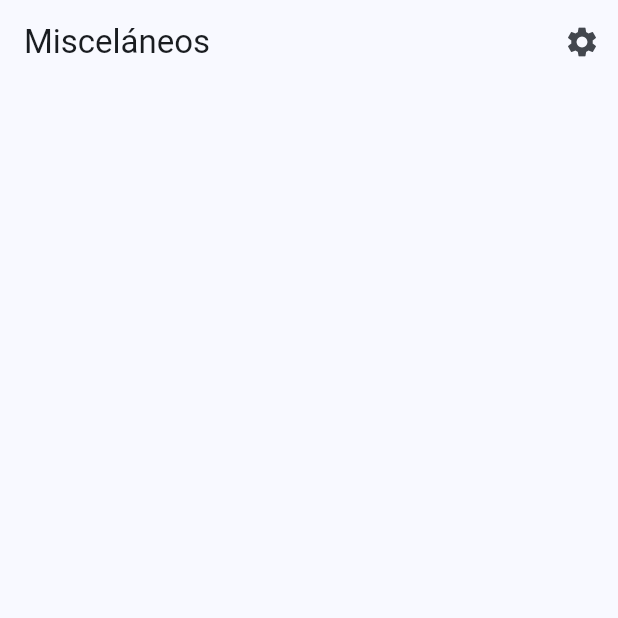
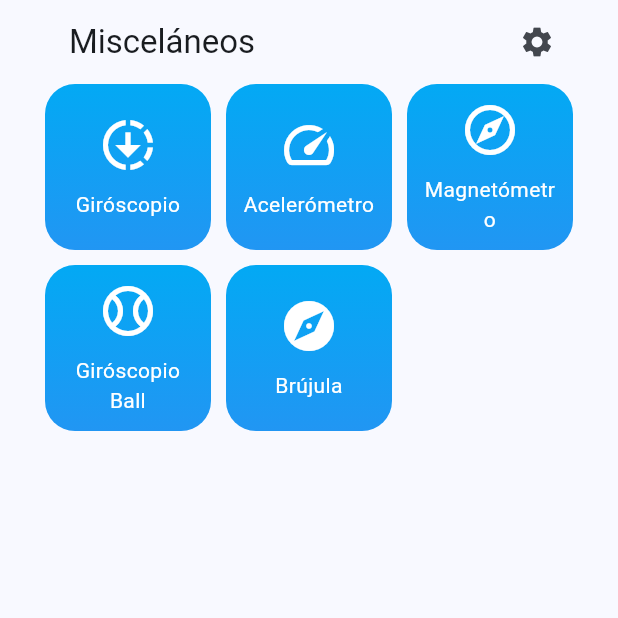
Before and after one commit to marcelojmfr10/flutter-intermedio, a Flutter app: the screen it shows after launch, on a phone screen of 412 x 824 dp, the top half of it. Run offline on Flutter 3.47's test engine with Material 3 defaults, Android fonts, the phone set to English and light mode, and no system bars; our stand-ins replace flutter_riverpod, go_router, google_fonts, permission_handler.

Commit message:
Menú, rutas y pantallas

```diff
--- a/lib/config/router/app_router.dart
+++ b/lib/config/router/app_router.dart
@@ -8,5 +8,19 @@ final appRouter = GoRouter(
       path: '/permissions',
       builder: (context, state) => PermissionsScreen(),
     ),
+    GoRoute(path: '/gyroscope', builder: (context, state) => GyroscopeScreen()),
+    GoRoute(
+      path: '/accelerometer',
+      builder: (context, state) => AccelerometerScreen(),
+    ),
+    GoRoute(
+      path: '/magnetometer',
+      builder: (context, state) => MagnetometerScreen(),
+    ),
+    GoRoute(
+      path: '/gyroscope-ball',
+      builder: (context, state) => GyroscopeBallScreen(),
+    ),
+    GoRoute(path: '/compass', builder: (context, state) => CompassScreen()),
   ],
 );
--- a/lib/presentation/screens/home/home_screen.dart
+++ b/lib/presentation/screens/home/home_screen.dart
@@ -1,4 +1,5 @@
 import 'package:flutter/material.dart';
+import 'package:flutter_miscellaneous/presentation/widgets/widgets.dart';
 import 'package:go_router/go_router.dart';
 
 class HomeScreen extends StatelessWidget {
@@ -7,7 +8,11 @@ class HomeScreen extends StatelessWidget {
   @override
   Widget build(BuildContext context) {
     return Scaffold(
-      appBar: AppBar(
+      body: Padding(
+        padding: const EdgeInsets.symmetric(horizontal: 30),
+        child: CustomScrollView(
+          slivers: [
+            SliverAppBar(
               title: Text('Misceláneos'),
               actions: [
                 IconButton(
@@ -16,6 +21,10 @@ class HomeScreen extends StatelessWidget {
                 ),
               ],
             ),
+            MainMenu(),
+          ],
+        ),
+      ),
     );
   }
 }
--- a/lib/presentation/screens/screens.dart
+++ b/lib/presentation/screens/screens.dart
@@ -1,2 +1,8 @@
 export 'home/home_screen.dart';
 export 'permissions/permissions_screen.dart';
+
+export 'sensors/accelerometer_screen.dart';
+export 'sensors/compass_screen.dart';
+export 'sensors/gyroscope_ball_screen.dart';
+export 'sensors/gyroscope_screen.dart';
+export 'sensors/magnetometer_screen.dart';
--- /dev/null
+++ b/lib/presentation/widgets/shared/main_menu.dart
@@ -0,0 +1,90 @@
+import 'package:flutter/material.dart';
+import 'package:go_router/go_router.dart';
+
+class MenuItem {
+  final String title;
+  final IconData icon;
+  final String route;
+
+  new(this.title, this.icon, this.route);
+}
+
+final menuItems = <MenuItem>[
+  MenuItem('Giróscopio', Icons.downloading, '/gyroscope'),
+  MenuItem('Acelerómetro', Icons.speed, '/accelerometer'),
+  MenuItem('Magnetómetro', Icons.explore_outlined, '/magnetometer'),
+
+  MenuItem(
+    'Giróscopio Ball',
+    Icons.sports_baseball_outlined,
+    '/gyroscope-ball',
+  ),
+  MenuItem('Brújula', Icons.explore, '/compass'),
+];
+
+class MainMenu extends StatelessWidget {
+  const new({super.key});
+
+  @override
+  Widget build(BuildContext context) {
+    return SliverGrid.count(
+      crossAxisCount: 3,
+      crossAxisSpacing: 10,
+      mainAxisSpacing: 10,
+      children: menuItems
+          .map(
+            (item) => HomeMenuItem(
+              title: item.title,
+              route: item.route,
+              icon: item.icon,
+            ),
+          )
+          .toList(),
+    );
+  }
+}
+
+class HomeMenuItem extends StatelessWidget {
+  final String title;
+  final String route;
+  final IconData icon;
+  final List<Color> bgColors;
+
+  const new({
+    super.key,
+    required this.title,
+    required this.route,
+    required this.icon,
+    this.bgColors = const [Colors.lightBlue, Colors.blue],
+  });
+
+  @override
+  Widget build(BuildContext context) {
+    return GestureDetector(
+      onTap: () => context.push(route),
+      child: Container(
+        padding: EdgeInsets.all(8),
+        decoration: BoxDecoration(
+          borderRadius: BorderRadius.circular(20),
+          gradient: LinearGradient(
+            colors: bgColors,
+            begin: Alignment.topCenter,
+            end: Alignment.bottomCenter,
+          ),
+        ),
+        child: Column(
+          mainAxisAlignment: MainAxisAlignment.center,
+          children: [
+            Icon(icon, color: Colors.white, size: 40),
+            SizedBox(height: 10),
+            Text(
+              title,
+              textAlign: TextAlign.center,
+              style: TextStyle(color: Colors.white),
+            ),
+          ],
+        ),
+      ),
+    );
+  }
+}
--- /dev/null
+++ b/lib/presentation/widgets/widgets.dart
@@ -0,0 +1 @@
+export 'shared/main_menu.dart';
```
Also changed, not shown: lib/presentation/screens/sensors/accelerometer_screen.dart (added, +13 -0 lines), lib/presentation/screens/sensors/compass_screen.dart (added, +13 -0 lines), lib/presentation/screens/sensors/gyroscope_ball_screen.dart (added, +13 -0 lines), lib/presentation/screens/sensors/gyroscope_screen.dart (added, +13 -0 lines), lib/presentation/screens/sensors/magnetometer_screen.dart (added, +13 -0 lines). Lines whose indentation alone changed are shown as unchanged.
